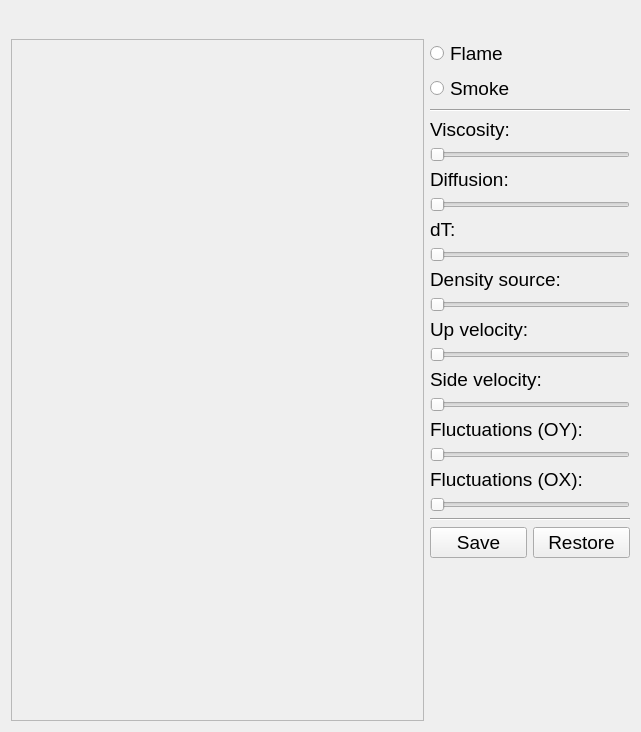
Before: the Qt Designer form CG_Curs_Fire/UserInterface.ui in xammi/Curs_Fire, drawn with Qt 5.
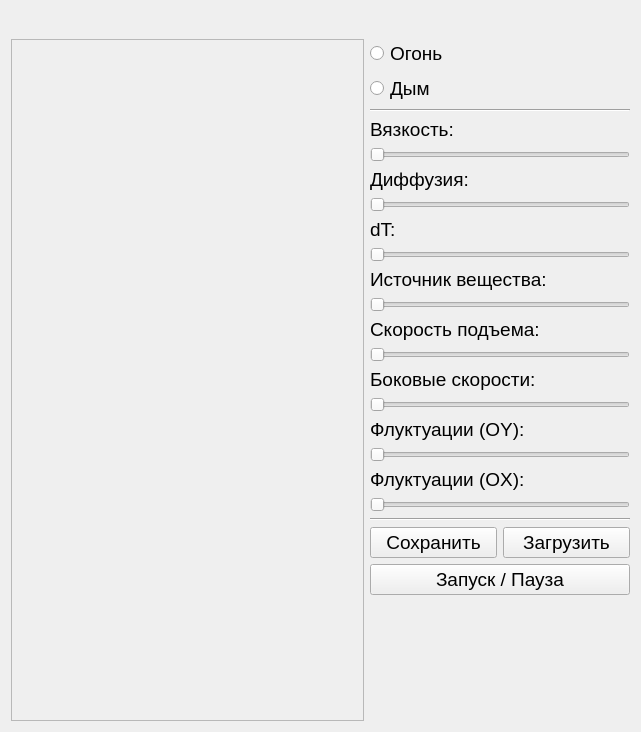
After: the same form once the commit is applied.

Commit message: Russian Interface, button for launch and others

Patch:
```diff
--- a/CG_Curs_Fire/UserInterface.ui
+++ b/CG_Curs_Fire/UserInterface.ui
@@ -53,14 +53,14 @@
         <item>
          <widget class="QRadioButton" name="rbn_flame1">
           <property name="text">
-           <string>Flame</string>
+           <string>Огонь</string>
           </property>
          </widget>
         </item>
         <item>
          <widget class="QRadioButton" name="rbn_smoke1">
           <property name="text">
-           <string>Smoke</string>
+           <string>Дым</string>
           </property>
          </widget>
         </item>
@@ -74,7 +74,7 @@
         <item>
          <widget class="QLabel" name="lbl_visc">
           <property name="text">
-           <string>Viscosity:</string>
+           <string>Вязкость:</string>
           </property>
          </widget>
         </item>
@@ -88,7 +88,7 @@
           </property>
           <property name="minimumSize">
            <size>
-            <width>200</width>
+            <width>260</width>
             <height>0</height>
            </size>
           </property>
@@ -106,7 +106,7 @@
         <item>
          <widget class="QLabel" name="lbl_diff">
           <property name="text">
-           <string>Diffusion:</string>
+           <string>Диффузия:</string>
           </property>
          </widget>
         </item>
@@ -120,7 +120,7 @@
           </property>
           <property name="minimumSize">
            <size>
-            <width>200</width>
+            <width>260</width>
             <height>0</height>
            </size>
           </property>
@@ -152,7 +152,7 @@
           </property>
           <property name="minimumSize">
            <size>
-            <width>200</width>
+            <width>260</width>
             <height>0</height>
            </size>
           </property>
@@ -170,7 +170,7 @@
         <item>
          <widget class="QLabel" name="lbl_dens_src">
           <property name="text">
-           <string>Density source:</string>
+           <string>Источник вещества:</string>
           </property>
          </widget>
         </item>
@@ -184,7 +184,7 @@
           </property>
           <property name="minimumSize">
            <size>
-            <width>200</width>
+            <width>260</width>
             <height>0</height>
            </size>
           </property>
@@ -202,7 +202,7 @@
         <item>
          <widget class="QLabel" name="lbl_v_up">
           <property name="text">
-           <string>Up velocity:</string>
+           <string>Скорость подъема:</string>
           </property>
          </widget>
         </item>
@@ -216,7 +216,7 @@
           </property>
           <property name="minimumSize">
            <size>
-            <width>200</width>
+            <width>260</width>
             <height>0</height>
            </size>
           </property>
@@ -234,7 +234,7 @@
         <item>
          <widget class="QLabel" name="lbl_v_side">
           <property name="text">
-           <string>Side velocity:</string>
+           <string>Боковые скорости:</string>
           </property>
          </widget>
         </item>
@@ -248,7 +248,7 @@
           </property>
           <property name="minimumSize">
            <size>
-            <width>200</width>
+            <width>260</width>
             <height>0</height>
            </size>
           </property>
@@ -266,7 +266,7 @@
         <item>
          <widget class="QLabel" name="lbl_v_flucts">
           <property name="text">
-           <string>Fluctuations (OY):</string>
+           <string>Флуктуации (OY):</string>
           </property>
          </widget>
         </item>
@@ -280,7 +280,7 @@
           </property>
           <property name="minimumSize">
            <size>
-            <width>200</width>
+            <width>260</width>
             <height>0</height>
            </size>
           </property>
@@ -298,7 +298,7 @@
         <item>
          <widget class="QLabel" name="lbl_u_flucts">
           <property name="text">
-           <string>Fluctuations (OX):</string>
+           <string>Флуктуации (OX):</string>
           </property>
          </widget>
         </item>
@@ -312,7 +312,7 @@
           </property>
           <property name="minimumSize">
            <size>
-            <width>200</width>
+            <width>260</width>
             <height>0</height>
            </size>
           </property>
@@ -339,19 +339,26 @@
           <item>
            <widget class="QPushButton" name="btn_save">
             <property name="text">
-             <string>Save</string>
+             <string>Сохранить</string>
             </property>
            </widget>
           </item>
           <item>
            <widget class="QPushButton" name="btn_restore">
             <property name="text">
-             <string>Restore</string>
+             <string>Загрузить</string>
             </property>
            </widget>
           </item>
          </layout>
         </item>
+        <item>
+         <widget class="QPushButton" name="btn_launch">
+          <property name="text">
+           <string>Запуск / Пауза</string>
+          </property>
+         </widget>
+        </item>
         <item>
          <spacer name="spc">
           <property name="orientation">
```
The commit also changes 3 other files.
